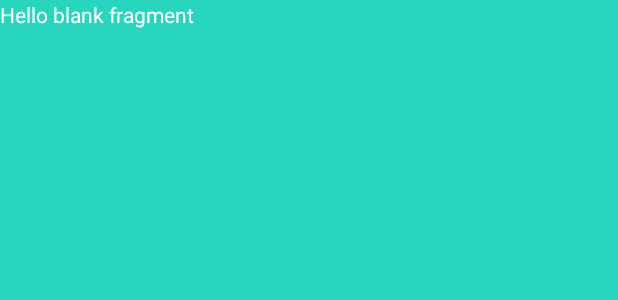
After one commit to GGLozanov/AuthIO, an Android app: the layout fragment_user_view.xml on its own in the app's theme, with its tools: preview values and no code run, on a phone screen of 412 x 824 dp. The commit adds this screen. Shown: the top 300 px of the screen. Run offline under Robolectric (Android 15) with nearby library versions, the phone set to English and light mode, and no system bars.

Commit message:
[Update] Added initial boilerplate for user display modules & UI

```diff
--- /dev/null
+++ b/app/src/main/java/com/example/authio/adapters/FragmentPagerAdapter.java
@@ -0,0 +1,4 @@
+package com.example.authio.adapters;
+
+public class FragmentPagerAdapter {
+}
--- /dev/null
+++ b/app/src/main/java/com/example/authio/adapters/UserListViewAdapter.java
@@ -0,0 +1,4 @@
+package com.example.authio.adapters;
+
+public class UserListViewAdapter {
+}
--- /dev/null
+++ b/app/src/main/java/com/example/authio/api/OnAuthStateReset.java
@@ -0,0 +1,4 @@
+package com.example.authio.api;
+
+public interface OnAuthStateReset {
+}
--- /dev/null
+++ b/app/src/main/java/com/example/authio/utils/TokenUtils.java
@@ -0,0 +1,4 @@
+package com.example.authio.utils;
+
+public class TokenUtils {
+}
--- /dev/null
+++ b/app/src/main/java/com/example/authio/viewmodels/UserViewFragmentViewModel.java
@@ -0,0 +1,4 @@
+package com.example.authio.viewmodels;
+
+public class UserViewFragmentViewModel {
+}
--- /dev/null
+++ b/app/src/main/java/com/example/authio/views/activities/BaseActivity.java
@@ -0,0 +1,4 @@
+package com.example.authio.views.activities;
+
+public class BaseActivity {
+}
--- /dev/null
+++ b/app/src/main/res/drawable/ic_account_circle_white_24.xml
@@ -0,0 +1,5 @@
+<vector android:height="24dp" android:tint="#FFFFFF"
+    android:viewportHeight="24" android:viewportWidth="24"
+    android:width="24dp" xmlns:android="http://schemas.android.com/apk/res/android">
+    <path android:fillColor="@android:color/white" android:pathData="M12,2C6.48,2 2,6.48 2,12s4.48,10 10,10 10,-4.48 10,-10S17.52,2 12,2zM12,5c1.66,0 3,1.34 3,3s-1.34,3 -3,3 -3,-1.34 -3,-3 1.34,-3 3,-3zM12,19.2c-2.5,0 -4.71,-1.28 -6,-3.22 0.03,-1.99 4,-3.08 6,-3.08 1.99,0 5.97,1.09 6,3.08 -1.29,1.94 -3.5,3.22 -6,3.22z"/>
+</vector>
--- /dev/null
+++ b/app/src/main/res/drawable/ic_group_add_white_24.xml
@@ -0,0 +1,5 @@
+<vector android:height="24dp" android:tint="#FFFFFF"
+    android:viewportHeight="24" android:viewportWidth="24"
+    android:width="24dp" xmlns:android="http://schemas.android.com/apk/res/android">
+    <path android:fillColor="@android:color/white" android:pathData="M8,10L5,10L5,7L3,7v3L0,10v2h3v3h2v-3h3v-2zM18,11c1.66,0 2.99,-1.34 2.99,-3S19.66,5 18,5c-0.32,0 -0.63,0.05 -0.91,0.14 0.57,0.81 0.9,1.79 0.9,2.86s-0.34,2.04 -0.9,2.86c0.28,0.09 0.59,0.14 0.91,0.14zM13,11c1.66,0 2.99,-1.34 2.99,-3S14.66,5 13,5c-1.66,0 -3,1.34 -3,3s1.34,3 3,3zM19.62,13.16c0.83,0.73 1.38,1.66 1.38,2.84v2h3v-2c0,-1.54 -2.37,-2.49 -4.38,-2.84zM13,13c-2,0 -6,1 -6,3v2h12v-2c0,-2 -4,-3 -6,-3z"/>
+</vector>
--- a/app/src/main/res/layout/fragment_welcome.xml
+++ b/app/src/main/res/layout/fragment_profile.xml
@@ -30,7 +30,9 @@
                 android:background="@drawable/round_container"
                 android:gravity="center"
                 android:orientation="vertical"
-                android:padding="10dp">
+                android:paddingLeft="5dp"
+                android:paddingRight="5dp"
+                android:paddingBottom="15dp">
 
                 <TextView
                     android:id="@+id/username_text"
@@ -86,7 +88,7 @@
                     android:id="@+id/logout_button"
                     android:layout_width="wrap_content"
                     android:layout_height="wrap_content"
-                    android:layout_marginTop="20dp"
+                    android:layout_marginTop="10dp"
                     android:background="@drawable/round_button"
                     android:drawableLeft="@drawable/ic_exit_to_app_white_24dp"
                     android:padding="10dp"
--- /dev/null
+++ b/app/src/main/res/layout/fragment_user_view.xml
@@ -0,0 +1,14 @@
+<?xml version="1.0" encoding="utf-8"?>
+<FrameLayout xmlns:android="http://schemas.android.com/apk/res/android"
+    xmlns:tools="http://schemas.android.com/tools"
+    android:layout_width="match_parent"
+    android:layout_height="match_parent"
+    tools:context=".views.ui.UserViewFragment">
+
+    <!-- TODO: Update blank fragment layout -->
+    <TextView
+        android:layout_width="match_parent"
+        android:layout_height="match_parent"
+        android:text="@string/hello_blank_fragment" />
+
+</FrameLayout>
--- /dev/null
+++ b/app/src/main/res/layout/single_user.xml
@@ -0,0 +1,6 @@
+<?xml version="1.0" encoding="utf-8"?>
+<androidx.constraintlayout.widget.ConstraintLayout
+    xmlns:android="http://schemas.android.com/apk/res/android" android:layout_width="match_parent"
+    android:layout_height="match_parent">
+
+</androidx.constraintlayout.widget.ConstraintLayout>
--- /dev/null
+++ b/app/src/main/res/menu/menu_bottom_nav.xml
@@ -0,0 +1,4 @@
+<?xml version="1.0" encoding="utf-8"?>
+<menu xmlns:android="http://schemas.android.com/apk/res/android">
+
+</menu>
--- /dev/null
+++ b/app/src/main/res/values-v21/styles.xml
@@ -0,0 +1,2 @@
+<?xml version="1.0" encoding="utf-8"?>
+<resources></resources>
```
Also changed, not shown: app/src/main/java/com/example/authio/views/activities/AuthActivity.java (added, +13 -0 lines), app/src/main/java/com/example/authio/views/ui/UserViewFragment.java (added, +66 -0 lines), app/src/main/res/layout/activity_auth.xml (added, +10 -0 lines).
